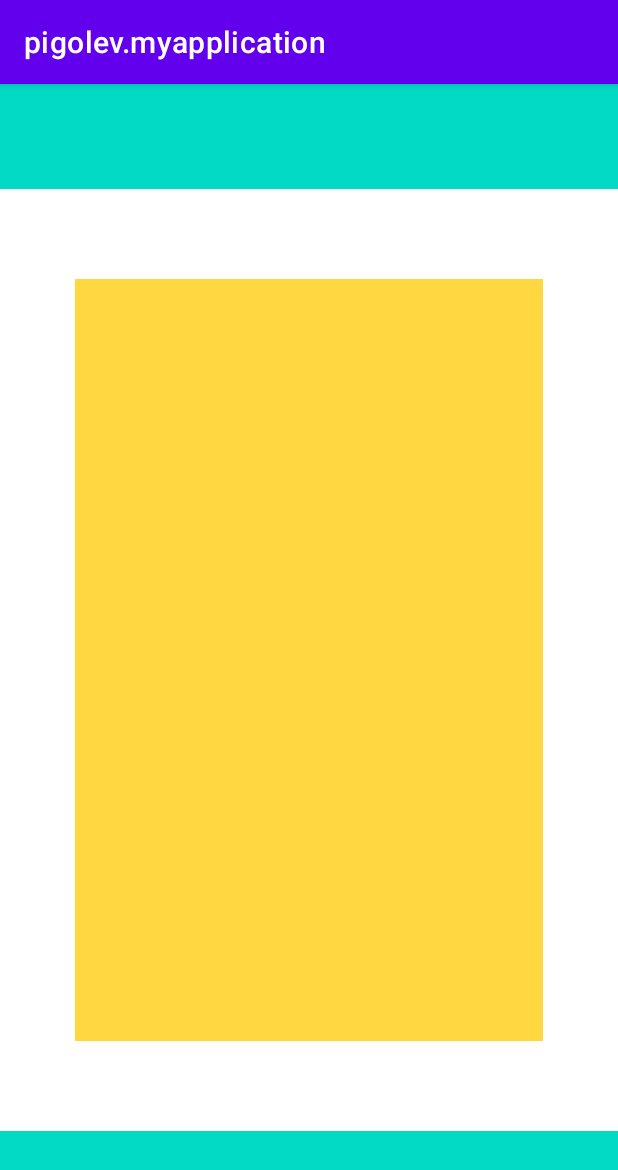
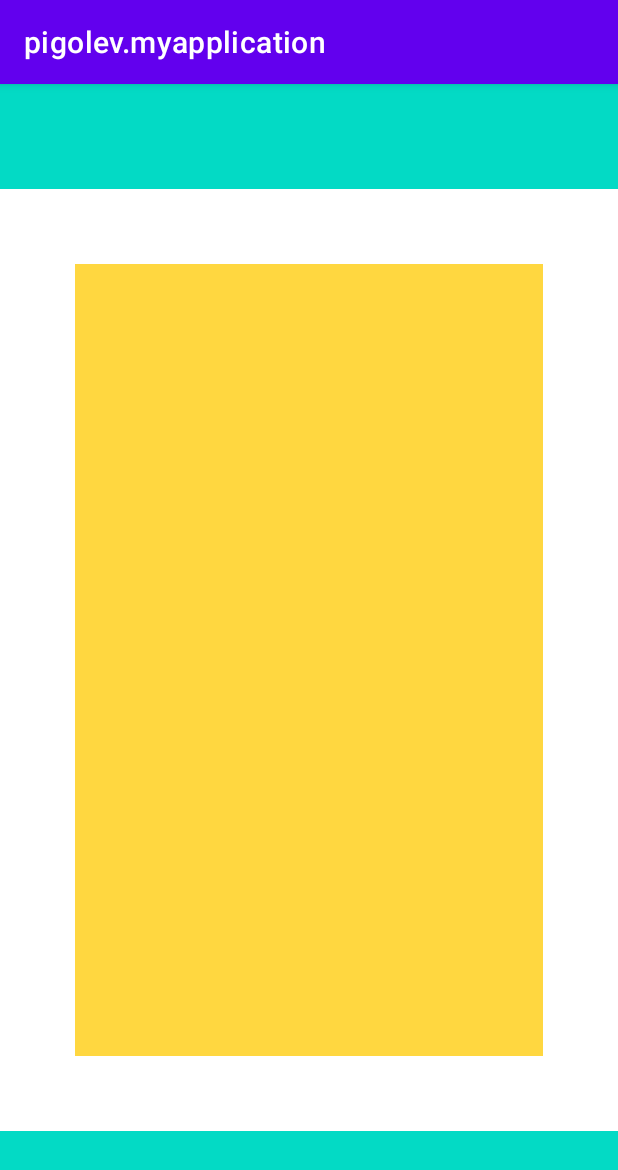
Before and after one commit to Kirill-Pi/AndroidUi_Homework, an Android app: the screen it shows after launch (MainActivity), on a phone screen of 412 x 824 dp. Shown: the top 1170 px of the screen. Run offline under Robolectric (Android 15) with nearby library versions, the phone set to English and light mode, and no system bars.

Commit message:
Added margins

```diff
--- a/app/src/main/res/layout/activity_main.xml
+++ b/app/src/main/res/layout/activity_main.xml
@@ -27,8 +27,8 @@
     <LinearLayout
         android:layout_width="0dp"
         android:layout_height="0dp"
-        android:layout_marginTop="60dp"
-        android:layout_marginBottom="60dp"
+        android:layout_marginTop="50dp"
+        android:layout_marginBottom="50dp"
         android:layout_marginStart="50dp"
         android:layout_marginEnd="50dp"
         android:orientation="vertical"
```
